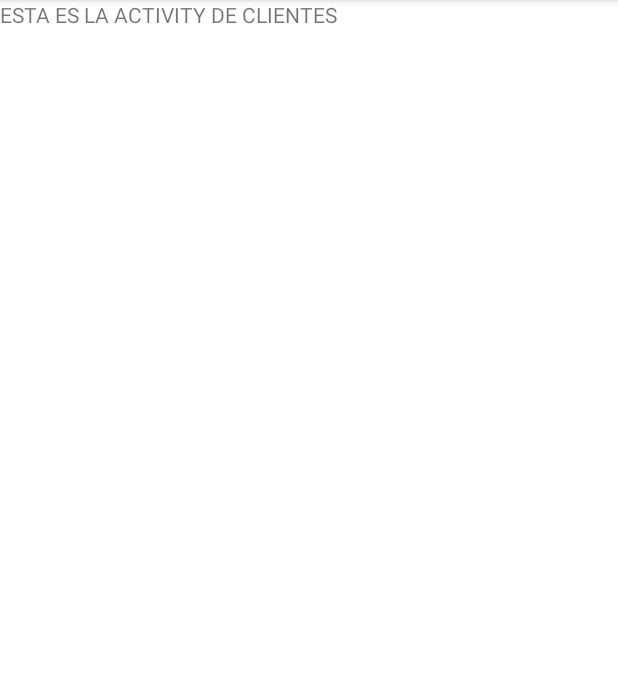
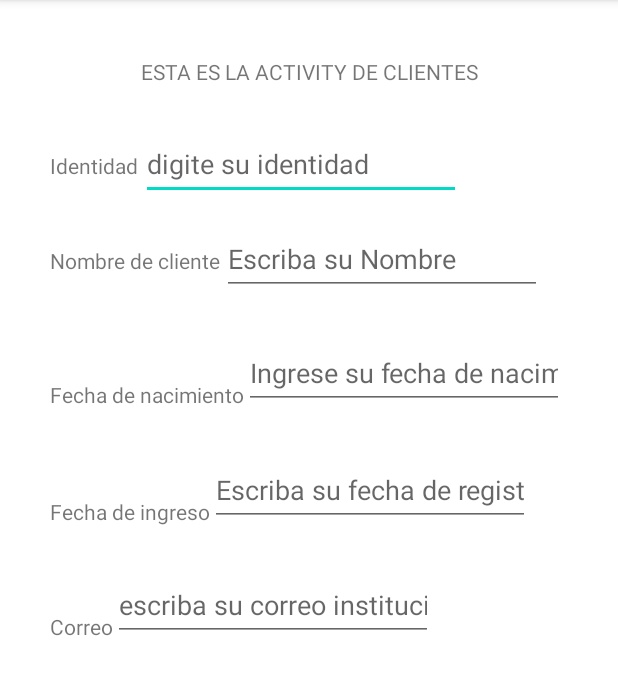
Before and after one commit to Hepburn23/PDM_2021_III_PROYECTO1, an Android app: the ClientesActivity screen opened directly, with no data from a screen before it, on a phone screen of 412 x 824 dp, the part 84-779 px from its top. Run offline under Robolectric (Android 15) with nearby library versions, the phone set to English and light mode, and no system bars.

Commit message:
vistas de cliente

```diff
--- a/app/src/main/java/hn/edu/ujcv/pdm_2021_iii_p1_proyecto1/MainActivity.kt
+++ b/app/src/main/java/hn/edu/ujcv/pdm_2021_iii_p1_proyecto1/MainActivity.kt
@@ -24,6 +24,7 @@ class MainActivity : AppCompatActivity() {
             prodPerCodeActivity()
         }
 
+
     }
 
     //FUNCIONES
--- a/app/src/main/res/layout/activity_clientes.xml
+++ b/app/src/main/res/layout/activity_clientes.xml
@@ -7,10 +7,119 @@
     tools:context=".ClientesActivity">
 
     <TextView
-        android:id="@+id/textView2"
+        android:id="@+id/txvprobando"
         android:layout_width="wrap_content"
         android:layout_height="wrap_content"
+        android:layout_marginTop="38dp"
         android:text="ESTA ES LA ACTIVITY DE CLIENTES"
-        tools:layout_editor_absoluteX="93dp"
-        tools:layout_editor_absoluteY="282dp" />
+        app:layout_constraintStart_toStartOf="@+id/txtId"
+        app:layout_constraintTop_toTopOf="parent" />
+
+    <TextView
+        android:id="@+id/txvId"
+        android:layout_width="wrap_content"
+        android:layout_height="wrap_content"
+        android:layout_marginStart="33dp"
+        android:text="Identidad"
+        app:layout_constraintBaseline_toBaselineOf="@+id/txtId"
+        app:layout_constraintStart_toStartOf="parent" />
+
+    <TextView
+        android:id="@+id/txvClientName"
+        android:layout_width="wrap_content"
+        android:layout_height="wrap_content"
+        android:layout_marginStart="33dp"
+        android:text="Nombre de cliente"
+        app:layout_constraintBaseline_toBaselineOf="@+id/txtClientName"
+        app:layout_constraintStart_toStartOf="parent" />
+
+    <TextView
+        android:id="@+id/txvBirthDate"
+        android:layout_width="wrap_content"
+        android:layout_height="wrap_content"
+        android:layout_marginStart="33dp"
+        android:layout_marginBottom="30dp"
+        android:text="Fecha de nacimiento"
+        app:layout_constraintBottom_toTopOf="@+id/txtDateOfAdmission"
+        app:layout_constraintStart_toStartOf="parent" />
+
+    <TextView
+        android:id="@+id/txvDateOfAdmission"
+        android:layout_width="wrap_content"
+        android:layout_height="wrap_content"
+        android:layout_marginStart="33dp"
+        android:layout_marginTop="331dp"
+        android:text="Fecha de ingreso"
+        app:layout_constraintStart_toStartOf="parent"
+        app:layout_constraintTop_toTopOf="parent" />
+
+    <TextView
+        android:id="@+id/txvEmail"
+        android:layout_width="wrap_content"
+        android:layout_height="wrap_content"
+        android:layout_marginStart="33dp"
+        android:layout_marginTop="57dp"
+        android:text="Correo"
+        app:layout_constraintStart_toStartOf="parent"
+        app:layout_constraintTop_toBottomOf="@+id/txvDateOfAdmission" />
+
+    <EditText
+        android:id="@+id/txtId"
+        android:layout_width="wrap_content"
+        android:layout_height="wrap_content"
+        android:layout_marginStart="2dp"
+        android:layout_marginBottom="15dp"
+        android:ems="10"
+        android:hint="digite su identidad"
+        android:inputType="number"
+        android:minHeight="48dp"
+        app:layout_constraintBottom_toTopOf="@+id/txtClientName"
+        app:layout_constraintStart_toEndOf="@+id/txvId" />
+
+    <EditText
+        android:id="@+id/txtClientName"
+        android:layout_width="wrap_content"
+        android:layout_height="wrap_content"
+        android:layout_marginStart="1dp"
+        android:layout_marginBottom="28dp"
+        android:digits="abcdefghijklmnopqrstuvwxyz ABCDEFGHIJKLMNOPQRSTUVWXYZ"
+        android:ems="10"
+        android:hint="Escriba su Nombre"
+        android:inputType="textPersonName"
+        android:minHeight="48dp"
+        app:layout_constraintBottom_toTopOf="@+id/txtBirthDate"
+        app:layout_constraintStart_toEndOf="@+id/txvClientName" />
+
+    <EditText
+        android:id="@+id/txtBirthDate"
+        android:layout_width="wrap_content"
+        android:layout_height="wrap_content"
+        android:ems="10"
+        android:hint="Ingrese su fecha de nacimiento"
+        android:inputType="textPersonName"
+        android:minHeight="48dp"
+        app:layout_constraintBottom_toBottomOf="@+id/txvBirthDate"
+        app:layout_constraintStart_toEndOf="@+id/txvBirthDate" />
+
+    <EditText
+        android:id="@+id/txtDateOfAdmission"
+        android:layout_width="wrap_content"
+        android:layout_height="wrap_content"
+        android:ems="10"
+        android:hint="Escriba su fecha de registro"
+        android:inputType="textPersonName"
+        android:minHeight="48dp"
+        app:layout_constraintBottom_toBottomOf="@+id/txvDateOfAdmission"
+        app:layout_constraintStart_toEndOf="@+id/txvDateOfAdmission" />
+
+    <EditText
+        android:id="@+id/txtEmail"
+        android:layout_width="wrap_content"
+        android:layout_height="wrap_content"
+        android:ems="10"
+        android:hint="escriba su correo institucional"
+        android:inputType="textPersonName"
+        android:minHeight="48dp"
+        app:layout_constraintBottom_toBottomOf="@+id/txvEmail"
+        app:layout_constraintStart_toEndOf="@+id/txvEmail" />
 </androidx.constraintlayout.widget.ConstraintLayout>
--- a/app/src/main/res/layout/activity_productos.xml
+++ b/app/src/main/res/layout/activity_productos.xml
@@ -80,6 +80,7 @@
 
     <EditText
         android:id="@+id/txtName"
+        android:digits="abcdefghijklmnopqrstuvwxyz ABCDEFGHIJKLMNOPQRSTUVWXYZ"
         android:layout_width="277dp"
         android:layout_height="48dp"
         android:layout_marginTop="40dp"
@@ -107,8 +108,8 @@
         android:id="@+id/txtCode"
         android:layout_width="277dp"
         android:layout_height="52dp"
-        android:layout_marginTop="116dp"
-        android:layout_marginEnd="12dp"
+        android:layout_marginTop="128dp"
+        android:layout_marginEnd="40dp"
         android:ems="10"
         android:hint="Ingrese el codigo de producto"
         android:inputType="number"
```
